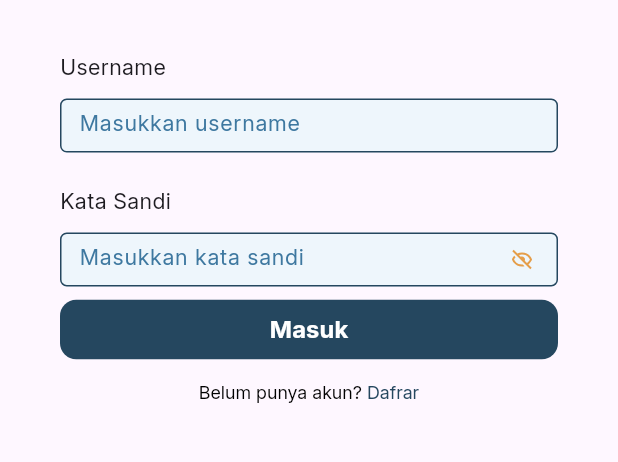
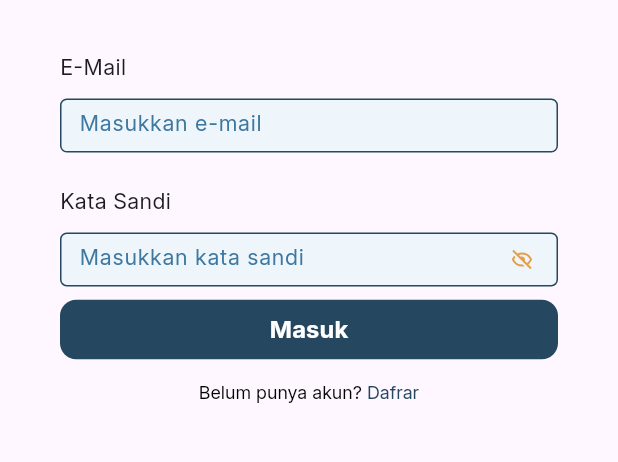
Before and after one commit to snopflake/my_basic_notes, a Flutter app: the screen it shows after launch, after a tap on "Masuk", on a phone screen of 412 x 824 dp, the part 377-839 px from its top. Run offline on Flutter 3.47's test engine with Material 3 defaults, Android fonts, the phone set to English and light mode, and no system bars; our stand-ins replace cloud_firestore, equatable, firebase_auth, firebase_core, flutter_bloc, flutter_screenutil and 2 more; accounts and stored records are empty; generated files the repository leaves out were written again; network calls fail.

Commit message:
login UI + bloc

```diff
--- a/lib/features/auth/presentation/login_page.dart
+++ b/lib/features/auth/presentation/login_page.dart
@@ -5,6 +5,7 @@ import 'package:flutter_screenutil/flutter_screenutil.dart';
 import 'package:my_basic_notes/config/injection.dart';
 import 'package:my_basic_notes/features/auth/presentation/bloc/auth_bloc.dart';
 import 'package:my_basic_notes/features/auth/presentation/bloc/auth_event.dart';
+import 'package:my_basic_notes/features/auth/presentation/signup_page.dart';
 import 'package:my_basic_notes/shared/app_colors.dart';
 import 'package:my_basic_notes/shared/app_text_styles.dart';
 import 'package:my_basic_notes/shared/widgets/app_button.dart';
@@ -19,18 +20,14 @@ class LoginPage extends StatefulWidget {
 
 class _LoginPageState extends State<LoginPage> {
   //Controller
-  final TextEditingController namaLengkapController = TextEditingController();
-  final TextEditingController usernameController = TextEditingController();
+  final TextEditingController emailController = TextEditingController();
   final TextEditingController kataSandiController = TextEditingController();
-  final TextEditingController konfirmasiKataSandiController = TextEditingController();
 
   //Dispose
   @override
   void dispose() {
-    namaLengkapController.dispose();
-    usernameController.dispose();
+    emailController.dispose();
     kataSandiController.dispose();
-    konfirmasiKataSandiController.dispose();
     super.dispose();
   }
 
@@ -67,7 +64,7 @@ class _LoginPageState extends State<LoginPage> {
 
                 SizedBox(height: 38.h),
 
-                AppTextField(label: "Username", controller: usernameController),
+                AppTextField(label: "E-Mail", controller: emailController),
 
                 SizedBox(height: 24.h),
 
@@ -83,8 +80,8 @@ class _LoginPageState extends State<LoginPage> {
                 AppButton(
                   text: "Masuk",
                   onPressed: () {
-                    final email = usernameController.text;
-                    final password = kataSandiController.text;
+                    final email = emailController.text.trim();
+                    final password = kataSandiController.text.trim();
 
                     context.read<AuthBloc>().add(
                       AuthLoginRequested(
@@ -112,7 +109,10 @@ class _LoginPageState extends State<LoginPage> {
                         recognizer:
                             TapGestureRecognizer()
                               ..onTap = () {
-                                print("user masuk nih");
+                                Navigator.pushReplacement(
+                                  context,
+                                  MaterialPageRoute(builder: (context)
+                                    => const SignUpPage()));
                               },
                       ),
                     ],
--- a/lib/features/auth/presentation/signup_page.dart
+++ b/lib/features/auth/presentation/signup_page.dart
@@ -58,7 +58,7 @@ class _SignUpPageState extends State<SignUpPage> {
                 SizedBox(height: 60.h),
 
                 AppTextField(
-                  label: "Nama Lengkap",
+                  label: "E-Mail",
                   controller: emailController,
                 ),
 
```
